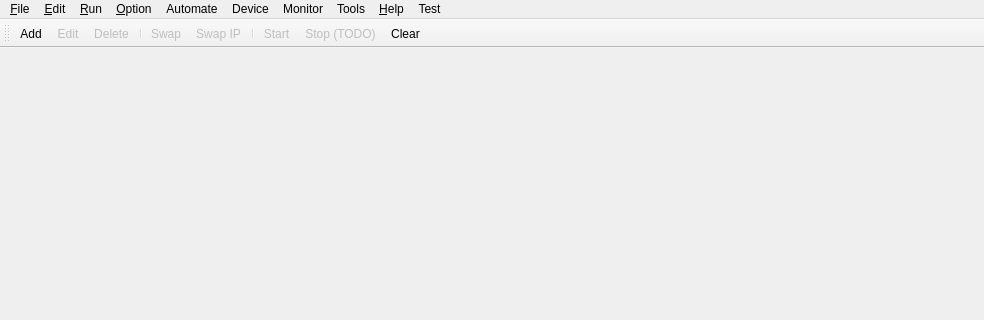
Above: qiperfc/src/qiperfc.ui from coolshou/qiperf before the change; both pictures show x 0 to 984 and y 0 to 320 of the 984 by 674 pixel window. Below: the same form after it.
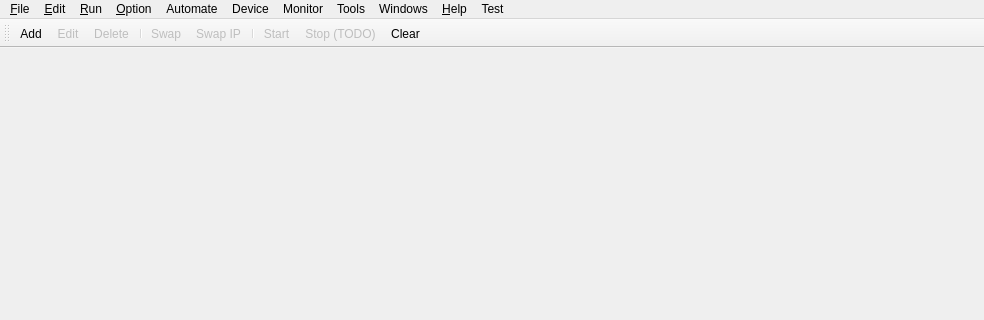
That is the form after the change. Icons and pictures are not drawn.

The edit to the form file:
```diff
--- a/qiperfc/src/qiperfc.ui
+++ b/qiperfc/src/qiperfc.ui
@@ -155,6 +155,11 @@
     </widget>
     <addaction name="menuJio"/>
    </widget>
+   <widget class="QMenu" name="menuWindows">
+    <property name="title">
+     <string>Windows</string>
+    </property>
+   </widget>
    <addaction name="menuFile"/>
    <addaction name="menuEdit"/>
    <addaction name="menuRun"/>
@@ -163,6 +168,7 @@
    <addaction name="menuDevice"/>
    <addaction name="menuMonitor"/>
    <addaction name="menuTools"/>
+   <addaction name="menuWindows"/>
    <addaction name="menuHelp"/>
    <addaction name="menuTest"/>
   </widget>
```
